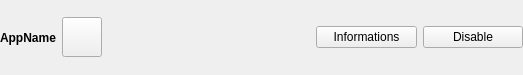
Quill-OS/quill, file userapp.ui: the form before one commit.
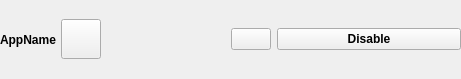
The form after the commit. The open tabs and pages were chosen to show the change. Icons and pictures are not drawn.

Diff of the .ui file:
```diff
--- a/userapp.ui
+++ b/userapp.ui
@@ -6,14 +6,14 @@
    <rect>
     <x>0</x>
     <y>0</y>
-    <width>523</width>
-    <height>75</height>
+    <width>461</width>
+    <height>79</height>
    </rect>
   </property>
   <property name="windowTitle">
    <string>Form</string>
   </property>
-  <layout class="QVBoxLayout" name="verticalLayout_2">
+  <layout class="QGridLayout" name="gridLayout_4">
    <property name="leftMargin">
     <number>0</number>
    </property>
@@ -26,7 +26,113 @@
    <property name="bottomMargin">
     <number>0</number>
    </property>
-   <item>
+   <property name="spacing">
+    <number>0</number>
+   </property>
+   <item row="1" column="1">
+    <widget class="QStackedWidget" name="stackedWidget">
+     <property name="lineWidth">
+      <number>0</number>
+     </property>
+     <widget class="QWidget" name="pageLaunch">
+      <layout class="QVBoxLayout" name="verticalLayout">
+       <property name="spacing">
+        <number>0</number>
+       </property>
+       <property name="leftMargin">
+        <number>0</number>
+       </property>
+       <property name="topMargin">
+        <number>0</number>
+       </property>
+       <property name="rightMargin">
+        <number>0</number>
+       </property>
+       <property name="bottomMargin">
+        <number>0</number>
+       </property>
+       <item>
+        <widget class="QPushButton" name="pushButtonLaunch">
+         <property name="sizePolicy">
+          <sizepolicy hsizetype="MinimumExpanding" vsizetype="Fixed">
+           <horstretch>0</horstretch>
+           <verstretch>0</verstretch>
+          </sizepolicy>
+         </property>
+         <property name="font">
+          <font>
+           <weight>75</weight>
+           <bold>true</bold>
+          </font>
+         </property>
+         <property name="text">
+          <string>Launch</string>
+         </property>
+        </widget>
+       </item>
+      </layout>
+     </widget>
+     <widget class="QWidget" name="page_2Edit">
+      <layout class="QHBoxLayout" name="horizontalLayout_2">
+       <property name="leftMargin">
+        <number>0</number>
+       </property>
+       <property name="topMargin">
+        <number>0</number>
+       </property>
+       <property name="rightMargin">
+        <number>0</number>
+       </property>
+       <property name="bottomMargin">
+        <number>0</number>
+       </property>
+       <item>
+        <widget class="QPushButton" name="pushButtonAppInfo">
+         <property name="sizePolicy">
+          <sizepolicy hsizetype="Fixed" vsizetype="Fixed">
+           <horstretch>0</horstretch>
+           <verstretch>0</verstretch>
+          </sizepolicy>
+         </property>
+         <property name="text">
+          <string/>
+         </property>
+         <property name="icon">
+          <iconset resource="eink.qrc">
+           <normaloff>:/resources/info.png</normaloff>:/resources/info.png</iconset>
+         </property>
+         <property name="iconSize">
+          <size>
+           <width>34</width>
+           <height>34</height>
+          </size>
+         </property>
+        </widget>
+       </item>
+       <item>
+        <widget class="QPushButton" name="pushButton_2EnablingButton">
+         <property name="sizePolicy">
+          <sizepolicy hsizetype="MinimumExpanding" vsizetype="Fixed">
+           <horstretch>0</horstretch>
+           <verstretch>0</verstretch>
+          </sizepolicy>
+         </property>
+         <property name="font">
+          <font>
+           <weight>75</weight>
+           <bold>true</bold>
+          </font>
+         </property>
+         <property name="text">
+          <string>Disable</string>
+         </property>
+        </widget>
+       </item>
+      </layout>
+     </widget>
+    </widget>
+   </item>
+   <item row="1" column="0">
     <layout class="QHBoxLayout" name="horizontalLayout">
      <item>
       <widget class="QLabel" name="labelAppName">
@@ -50,6 +156,22 @@
        </property>
       </widget>
      </item>
+     <item>
+      <spacer name="horizontalSpacer_2">
+       <property name="orientation">
+        <enum>Qt::Horizontal</enum>
+       </property>
+       <property name="sizeType">
+        <enum>QSizePolicy::Preferred</enum>
+       </property>
+       <property name="sizeHint" stdset="0">
+        <size>
+         <width>5</width>
+         <height>0</height>
+        </size>
+       </property>
+      </spacer>
+     </item>
      <item>
       <widget class="QPushButton" name="pushButtonIcon">
        <property name="sizePolicy">
@@ -79,87 +201,12 @@
        </property>
        <property name="sizeHint" stdset="0">
         <size>
-         <width>0</width>
-         <height>0</height>
+         <width>13</width>
+         <height>13</height>
         </size>
        </property>
       </spacer>
      </item>
-     <item>
-      <widget class="QStackedWidget" name="stackedWidget">
-       <property name="lineWidth">
-        <number>0</number>
-       </property>
-       <widget class="QWidget" name="pageLaunch">
-        <layout class="QVBoxLayout" name="verticalLayout">
-         <property name="spacing">
-          <number>0</number>
-         </property>
-         <property name="leftMargin">
-          <number>0</number>
-         </property>
-         <property name="topMargin">
-          <number>0</number>
-         </property>
-         <property name="rightMargin">
-          <number>0</number>
-         </property>
-         <property name="bottomMargin">
-          <number>0</number>
-         </property>
-         <item>
-          <widget class="QPushButton" name="pushButtonLaunch">
-           <property name="sizePolicy">
-            <sizepolicy hsizetype="Expanding" vsizetype="Fixed">
-             <horstretch>0</horstretch>
-             <verstretch>0</verstretch>
-            </sizepolicy>
-           </property>
-           <property name="font">
-            <font>
-             <weight>75</weight>
-             <bold>true</bold>
-            </font>
-           </property>
-           <property name="text">
-            <string>Launch</string>
-           </property>
-          </widget>
-         </item>
-        </layout>
-       </widget>
-       <widget class="QWidget" name="page_2Edit">
-        <layout class="QHBoxLayout" name="horizontalLayout_2">
-         <property name="leftMargin">
-          <number>0</number>
-         </property>
-         <property name="topMargin">
-          <number>0</number>
-         </property>
-         <property name="rightMargin">
-          <number>0</number>
-         </property>
-         <property name="bottomMargin">
-          <number>0</number>
-         </property>
-         <item>
-          <widget class="QPushButton" name="pushButtonAppInfo">
-           <property name="text">
-            <string>Informations</string>
-           </property>
-          </widget>
-         </item>
-         <item>
-          <widget class="QPushButton" name="pushButton_2EnablingButton">
-           <property name="text">
-            <string>Disable</string>
-           </property>
-          </widget>
-         </item>
-        </layout>
-       </widget>
-      </widget>
-     </item>
     </layout>
    </item>
   </layout>
```
Left out of the diff: 4 changed lines with no effect on the pictures.
